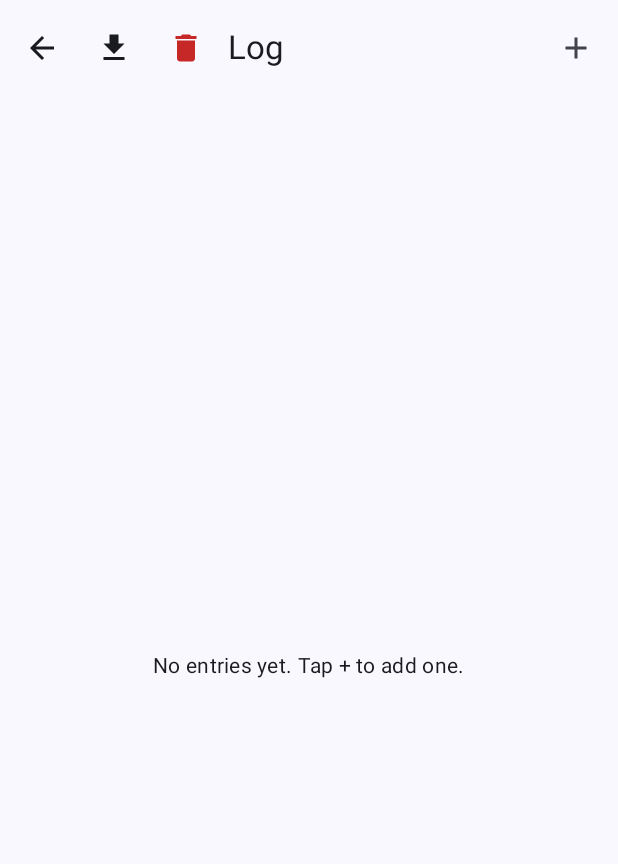
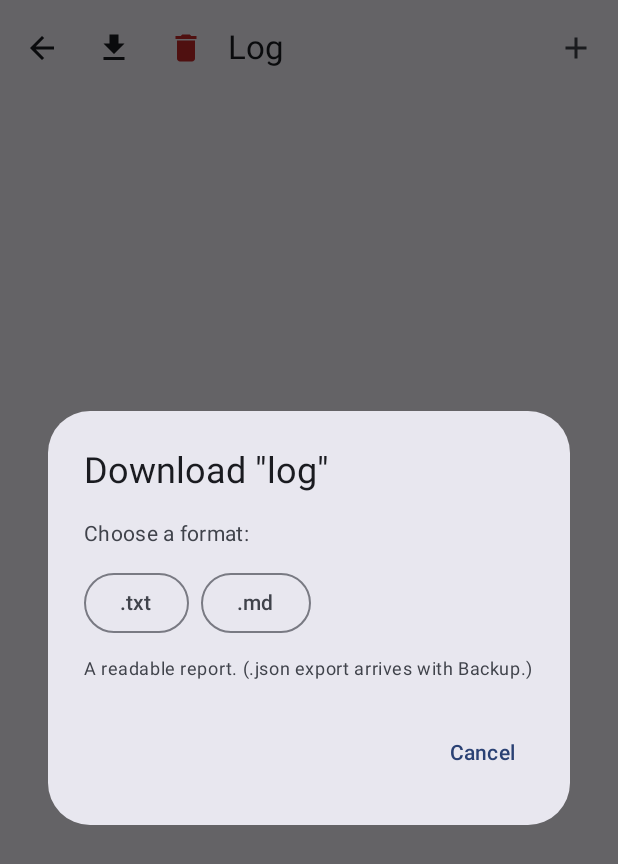
Before and after one commit to SoulPhosphor/lifelogger, an Android app built with Jetpack Compose: the composable LogScreen called with empty values, after a tap on "Download this log", on a phone screen of 412 x 824 dp. Shown: the top 864 px of the screen. Run offline under Robolectric (Android 15) with nearby library versions, the phone set to English and light mode, and no system bars; our stand-ins replace Room's generated code.

Commit message:
Build Phase 5: Readable report export
Export one log as a readable .txt or .md report via the Android share sheet.

- ReportBuilder renders the vertical, field-by-field report from
  FORMATTING_SPEC §2 (title, date range, total entries, per-entry blocks with
  Notes); plain text uses the same layout without Markdown markers.
- File naming per §5 (lowercase, spaces to underscores, punctuation stripped).
- Log screen download (↓) opens a .txt/.md format chooser; the report is written
  to cacheDir/exports and shared through a FileProvider content URI (provider and
  res/xml/file_paths.xml added). Single-log .json export is deferred to Phase 6.

Co-Authored-By: Claude Opus 4.8 <noreply@anthropic.com>
Claude-Session: https://claude.ai/code/session_014Kq5qqKJBu2SJLU7pzpaQn

```diff
--- a/app/src/main/java/com/datadragon/app/ui/screens/LogScreen.kt
+++ b/app/src/main/java/com/datadragon/app/ui/screens/LogScreen.kt
@@ -21,6 +21,7 @@ import androidx.compose.material3.ExperimentalMaterial3Api
 import androidx.compose.material3.Icon
 import androidx.compose.material3.IconButton
 import androidx.compose.material3.MaterialTheme
+import androidx.compose.material3.OutlinedButton
 import androidx.compose.material3.Scaffold
 import androidx.compose.material3.Text
 import androidx.compose.material3.TextButton
@@ -34,6 +35,7 @@ import androidx.compose.runtime.setValue
 import androidx.compose.ui.Alignment
 import androidx.compose.ui.Modifier
 import androidx.compose.ui.graphics.Color
+import androidx.compose.ui.platform.LocalContext
 import androidx.compose.ui.text.style.TextOverflow
 import androidx.compose.ui.unit.dp
 import androidx.lifecycle.compose.collectAsStateWithLifecycle
@@ -41,6 +43,8 @@ import androidx.lifecycle.viewmodel.compose.viewModel
 import com.datadragon.app.data.EntryValues
 import com.datadragon.app.data.FieldDef
 import com.datadragon.app.data.LogEntry
+import com.datadragon.app.data.ReportBuilder
+import com.datadragon.app.export.shareReport
 import com.datadragon.app.ui.LogViewModel
 import com.datadragon.app.ui.theme.DeleteRed
 
@@ -57,9 +61,11 @@ fun LogScreen(
     val template by viewModel.template.collectAsStateWithLifecycle()
     val fields by viewModel.fields.collectAsStateWithLifecycle()
     val entries by viewModel.entries.collectAsStateWithLifecycle()
+    val context = LocalContext.current
 
     // Phase 1 proved the confirmation flow exists; wiring real deletion is Phase 7.
     var confirmDeleteLog by remember { mutableStateOf(false) }
+    var showFormatChooser by remember { mutableStateOf(false) }
 
     Scaffold(
         topBar = {
@@ -72,7 +78,7 @@ fun LogScreen(
                         IconButton(onClick = onBack) {
                             Icon(Icons.AutoMirrored.Filled.ArrowBack, contentDescription = "Back")
                         }
-                        IconButton(onClick = { /* Phase 5: download chooser */ }) {
+                        IconButton(onClick = { showFormatChooser = true }) {
                             Icon(Icons.Filled.FileDownload, contentDescription = "Download this log")
                         }
                         IconButton(onClick = { confirmDeleteLog = true }) {
@@ -106,6 +112,45 @@ fun LogScreen(
                 }
             }
         }
+    }
+
+    if (showFormatChooser) {
+        val current = template
+        AlertDialog(
+            onDismissRequest = { showFormatChooser = false },
+            title = { Text("Download \"${current?.name ?: "log"}\"") },
+            text = {
+                Column(verticalArrangement = Arrangement.spacedBy(12.dp)) {
+                    Text("Choose a format:")
+                    Row(horizontalArrangement = Arrangement.spacedBy(8.dp)) {
+                        OutlinedButton(
+                            onClick = {
+                                if (current != null) {
+                                    shareReport(context, ReportBuilder.build(current, fields, entries, markdown = false))
+                                }
+                                showFormatChooser = false
+                            },
+                        ) { Text(".txt") }
+                        OutlinedButton(
+                            onClick = {
+                                if (current != null) {
+                                    shareReport(context, ReportBuilder.build(current, fields, entries, markdown = true))
+                                }
+                                showFormatChooser = false
+                            },
+                        ) { Text(".md") }
+                    }
+                    Text(
+                        "A readable report. (.json export arrives with Backup.)",
+                        style = MaterialTheme.typography.bodySmall,
+                    )
+                }
+            },
+            confirmButton = {},
+            dismissButton = {
+                TextButton(onClick = { showFormatChooser = false }) { Text("Cancel") }
+            },
+        )
     }
 
     if (confirmDeleteLog) {
```
Also changed, not shown: app/src/main/AndroidManifest.xml (+11 -0 lines), app/src/main/java/com/datadragon/app/data/EntryValues.kt (+10 -1 lines), app/src/main/java/com/datadragon/app/data/ReportBuilder.kt (added, +98 -0 lines), app/src/main/java/com/datadragon/app/export/ReportSharer.kt (added, +36 -0 lines), app/src/main/res/xml/file_paths.xml (added, +7 -0 lines), 1 other file.
